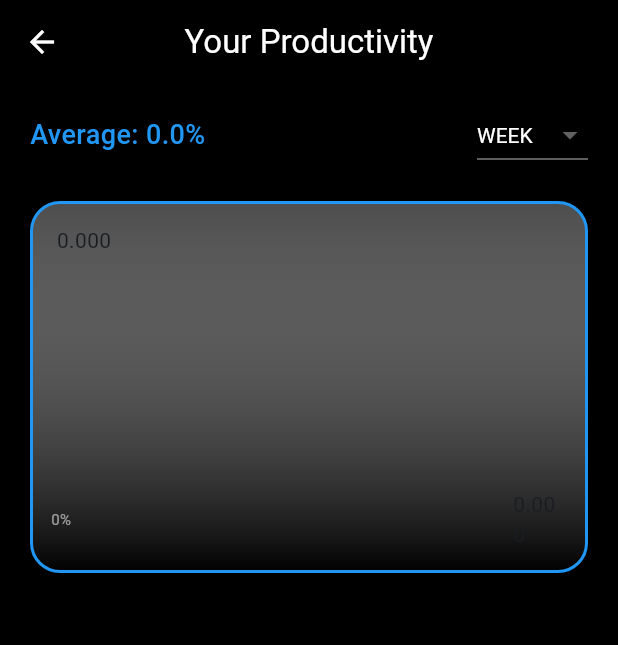
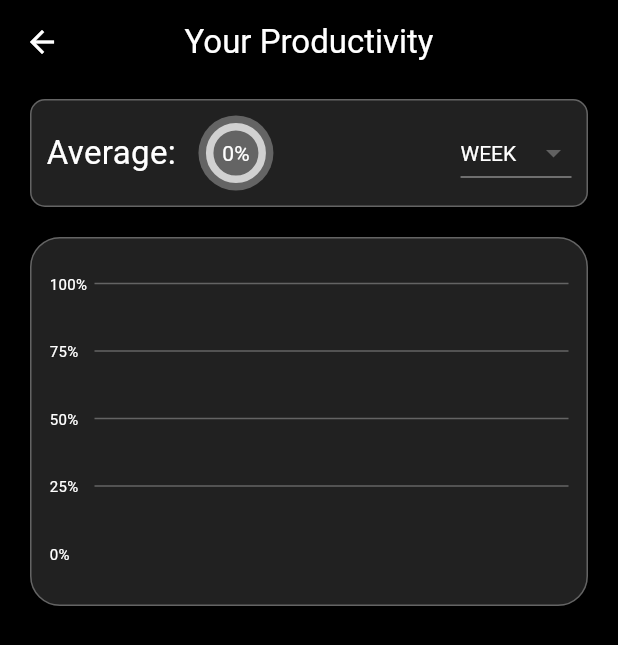
Before and after one commit to romzesick/flutter_firebase_university_app, a Flutter app: the screen it shows once a user with an empty profile is signed in, after a tap on the "bar chart" icon, on a phone screen of 412 x 824 dp. Shown: the top 645 px of the screen. Run offline on Flutter 3.47's test engine with Material 3 defaults, Android fonts, the phone set to English and light mode, and no system bars; drawn by our look-alikes of fl_chart; our stand-ins replace cloud_firestore, firebase_auth, firebase_core, firebase_messaging, flutter_slidable, google_nav_bar and 2 more; accounts and stored records are empty.

Commit message:
Changed style of auth

```diff
--- a/lib/ui/components/my_login_button.dart
+++ b/lib/ui/components/my_login_button.dart
@@ -22,7 +22,7 @@ class MyButton extends StatelessWidget {
         padding: const EdgeInsets.all(25),
         margin: const EdgeInsets.symmetric(horizontal: 25),
         decoration: BoxDecoration(
-          color: Colors.grey[900],
+          color: Colors.green,
           borderRadius: BorderRadius.circular(8),
         ),
         child: Center(
--- a/lib/ui/components/my_square_tile.dart
+++ b/lib/ui/components/my_square_tile.dart
@@ -16,8 +16,8 @@ class SquareTile extends StatelessWidget {
     return Container(
       padding: EdgeInsets.all(20),
       decoration: BoxDecoration(
-        color: Colors.grey[200],
-        border: Border.all(color: Colors.white),
+        color: Colors.grey[850],
+        border: Border.all(color: Colors.white30),
         borderRadius: BorderRadius.circular(16),
       ),
       child: Image.asset(imagePath, height: 40),
--- a/lib/ui/components/my_textfield.dart
+++ b/lib/ui/components/my_textfield.dart
@@ -31,19 +31,21 @@ class MyTextField extends StatelessWidget {
         onChanged: onChanged,
         controller: controller,
         obscureText: obscureText,
+        cursorColor: Colors.white,
+        style: TextStyle(color: Colors.white),
         decoration: InputDecoration(
           // Obramowanie nieaktywne
           enabledBorder: const OutlineInputBorder(
-            borderSide: BorderSide(color: Colors.white),
+            borderSide: BorderSide(color: Colors.white30),
           ),
 
           // Obramowanie aktywne (gdy pole jest zaznaczone)
           focusedBorder: OutlineInputBorder(
-            borderSide: BorderSide(color: Colors.grey.shade400),
+            borderSide: BorderSide(color: Colors.white30),
           ),
 
           // Tło pola
-          fillColor: Colors.grey.shade200,
+          fillColor: Colors.grey[900],
           filled: true,
 
           // Tekst podpowiedzi
--- a/lib/ui/widgets/auth_widgets/forgot_password_page.dart
+++ b/lib/ui/widgets/auth_widgets/forgot_password_page.dart
@@ -21,17 +21,18 @@ class ForgotPasswordPage extends StatelessWidget {
       children: [
         Scaffold(
           appBar: AppBar(
+            foregroundColor: Colors.white,
             title: Text('Reset Password'),
             backgroundColor: Colors.transparent,
           ),
-          backgroundColor: Colors.grey[300],
+          backgroundColor: Colors.black,
           body: SafeArea(
             child: Center(
               child: Column(
                 mainAxisAlignment: MainAxisAlignment.center,
                 children: [
                   // Ikona wiadomości e-mail
-                  Icon(Icons.email, size: 100, color: Colors.grey[900]),
+                  Icon(Icons.email, size: 100, color: Colors.green),
                   const SizedBox(height: 50),
 
                   // Instrukcja dla użytkownika
@@ -39,7 +40,7 @@ class ForgotPasswordPage extends StatelessWidget {
                     padding: const EdgeInsets.symmetric(horizontal: 25.0),
                     child: Text(
                       'Write your email and we will send you a password reset link',
-                      style: TextStyle(fontSize: 20),
+                      style: TextStyle(fontSize: 20, color: Colors.white),
                       textAlign: TextAlign.center,
                     ),
                   ),
@@ -114,7 +115,7 @@ class _ResetButton extends StatelessWidget {
         child: Container(
           padding: EdgeInsets.all(20),
           decoration: BoxDecoration(
-            color: Colors.grey[900],
+            color: Colors.green,
             borderRadius: BorderRadius.circular(8),
           ),
           child: Center(
--- a/lib/ui/widgets/auth_widgets/login_page.dart
+++ b/lib/ui/widgets/auth_widgets/login_page.dart
@@ -26,7 +26,7 @@ class LoginPage extends StatelessWidget {
     return Stack(
       children: [
         Scaffold(
-          backgroundColor: Colors.grey[300],
+          backgroundColor: Colors.black,
           body: SafeArea(
             child: Center(
               child: SingleChildScrollView(
@@ -36,13 +36,13 @@ class LoginPage extends StatelessWidget {
                     const SizedBox(height: 50),
 
                     // Ikona logowania
-                    Icon(Icons.login, size: 100, color: Colors.grey[900]),
+                    Icon(Icons.login, size: 100, color: Colors.green),
                     const SizedBox(height: 50),
 
                     // Powitanie użytkownika
                     Text(
                       'Welcome back you\'ve been missed!',
-                      style: TextStyle(color: Colors.grey[700], fontSize: 16),
+                      style: TextStyle(color: Colors.white, fontSize: 16),
                     ),
                     const SizedBox(height: 25),
 
@@ -126,7 +126,7 @@ class _ForgotPasswordButton extends StatelessWidget {
           alignment: Alignment.centerRight,
           child: Text(
             'Forgot Password?',
-            style: TextStyle(color: Colors.grey[950]),
+            style: TextStyle(color: Colors.white),
           ),
         ),
       ),
@@ -143,7 +143,7 @@ class LoginButton extends StatelessWidget {
     final isLoading = context.select((LoginViewModel model) => model.isLoading);
 
     if (isLoading) {
-      return const CircularProgressIndicator();
+      return const CircularProgressIndicator(color: Colors.white);
     }
     return MyButton(
       signInUp: 'Sign In',
@@ -164,17 +164,17 @@ class _RegisterNow extends StatelessWidget {
       padding: const EdgeInsets.symmetric(horizontal: 25),
       child: Row(
         children: [
-          const Text('Don\'t have an account?'),
+          const Text(
+            'Don\'t have an account?',
+            style: TextStyle(color: Colors.white),
+          ),
           TextButton(
             onPressed:
                 () => Navigator.push(
                   context,
                   MaterialPageRoute(builder: (_) => SignupPage.create()),
                 ),
-            child: Text(
-              'Register Now',
-              style: TextStyle(color: Colors.grey[900]),
-            ),
+            child: Text('Register Now', style: TextStyle(color: Colors.white)),
           ),
         ],
       ),
@@ -188,15 +188,15 @@ class _OrContinueDivider extends StatelessWidget {
   Widget build(BuildContext context) {
     return Row(
       children: [
-        const Expanded(child: Divider(thickness: 0.5)),
+        const Expanded(child: Divider(thickness: 0.5, color: Colors.white)),
         Padding(
           padding: const EdgeInsets.symmetric(horizontal: 10.0),
           child: Text(
             'Or continue with',
-            style: TextStyle(color: Colors.grey[700]),
+            style: TextStyle(color: Colors.white),
           ),
         ),
-        const Expanded(child: Divider(thickness: 0.5)),
+        const Expanded(child: Divider(thickness: 0.5, color: Colors.white)),
       ],
     );
   }
--- a/lib/ui/widgets/auth_widgets/signup_page.dart
+++ b/lib/ui/widgets/auth_widgets/signup_page.dart
@@ -22,7 +22,7 @@ class SignupPage extends StatelessWidget {
     return Stack(
       children: [
         Scaffold(
-          backgroundColor: Colors.grey[300],
+          backgroundColor: Colors.black,
           body: SafeArea(
             child: Center(
               child: SingleChildScrollView(
@@ -32,11 +32,11 @@ class SignupPage extends StatelessWidget {
                     const SizedBox(height: 50),
 
                     // Ikona i nagłówek
-                    Icon(Icons.lock, size: 100, color: Colors.grey[900]),
+                    Icon(Icons.lock, size: 100, color: Colors.green),
                     const SizedBox(height: 50),
                     Text(
                       'Create your account!',
-                      style: TextStyle(color: Colors.grey[700], fontSize: 16),
+                      style: TextStyle(color: Colors.white, fontSize: 16),
                     ),
                     const SizedBox(height: 25),
 
@@ -182,13 +182,13 @@ class _LoginInstead extends StatelessWidget {
       child: Row(
         mainAxisAlignment: MainAxisAlignment.center,
         children: [
-          const Text('Already have an account?'),
+          const Text(
+            'Already have an account?',
+            style: TextStyle(color: Colors.white),
+          ),
           TextButton(
             onPressed: () => Navigator.pop(context),
-            child: Text(
-              'Log in now',
-              style: TextStyle(color: Colors.grey[900]),
-            ),
+            child: Text('Log in now', style: TextStyle(color: Colors.white)),
           ),
         ],
       ),
--- a/lib/ui/widgets/main_screen_widgets/main_screen_pages_widget/day_tasks_page/add_note_page.dart
+++ b/lib/ui/widgets/main_screen_widgets/main_screen_pages_widget/day_tasks_page/add_note_page.dart
@@ -105,6 +105,7 @@ class _AddNotePageState extends State<AddNotePage>
                     maxLines: null,
                     keyboardType: TextInputType.multiline,
                     style: const TextStyle(color: Colors.white, fontSize: 18),
+                    cursorColor: Colors.white,
                     decoration: InputDecoration(
                       hintText: 'Write your note...',
                       hintStyle: const TextStyle(color: Colors.white60),
--- a/lib/ui/widgets/main_screen_widgets/main_screen_pages_widget/day_tasks_page/add_task_page.dart
+++ b/lib/ui/widgets/main_screen_widgets/main_screen_pages_widget/day_tasks_page/add_task_page.dart
@@ -66,6 +66,7 @@ class _AddTaskPageState extends State<AddTaskPage> {
                     controller: _controller,
                     focusNode: _focusNode,
                     onChanged: model.changeText,
+                    cursorColor: Colors.white,
                     style: const TextStyle(color: Colors.white),
                     maxLines: 3,
                     decoration: InputDecoration(
--- a/lib/ui/widgets/main_screen_widgets/main_screen_pages_widget/day_tasks_page/day_tasks_page.dart
+++ b/lib/ui/widgets/main_screen_widgets/main_screen_pages_widget/day_tasks_page/day_tasks_page.dart
@@ -2,7 +2,7 @@ import 'package:firebase_flutter_app/domain/models/task_model.dart';
 import 'package:firebase_flutter_app/ui/components/radial_progress_bar/progres_bar.dart';
 import 'package:firebase_flutter_app/ui/widgets/main_screen_widgets/main_screen_pages_widget/day_tasks_page/add_note_page.dart';
 import 'package:firebase_flutter_app/ui/widgets/main_screen_widgets/main_screen_pages_widget/day_tasks_page/add_task_page.dart';
-import 'package:firebase_flutter_app/ui/widgets/main_screen_widgets/main_screen_pages_widget/profile_page/statistics_page/statistics_page.dart';
+import 'package:firebase_flutter_app/ui/widgets/main_screen_widgets/main_screen_pages_widget/day_tasks_page/statistics_page/statistics_page.dart';
 import 'package:firebase_flutter_app/view_models/tasks_view_models/add_tasks_view_model.dart';
 import 'package:firebase_flutter_app/view_models/tasks_view_models/task_view_model.dart';
 import 'package:flutter/material.dart';
--- a/lib/ui/widgets/main_screen_widgets/main_screen_pages_widget/profile_page/statistics_page/statistics_page.dart
+++ b/lib/ui/widgets/main_screen_widgets/main_screen_pages_widget/day_tasks_page/statistics_page/statistics_page.dart
@@ -1,3 +1,4 @@
+import 'package:firebase_flutter_app/ui/components/radial_progress_bar/progres_bar.dart';
 import 'package:fl_chart/fl_chart.dart';
 import 'package:flutter/material.dart';
 import 'package:provider/provider.dart';
@@ -46,17 +47,47 @@ class ProductivityStatsPage extends StatelessWidget {
                   crossAxisAlignment: CrossAxisAlignment.start,
                   children: [
                     // Pasek z średnią i filtrem czasowym
-                    Row(
-                      mainAxisAlignment: MainAxisAlignment.spaceBetween,
+                    Container(
+                      decoration: BoxDecoration(
+                        color: Colors.grey[900],
+                        borderRadius: BorderRadius.circular(10),
+                        border: Border.all(color: Colors.white30, width: 1),
+                      ),
+                      child: Padding(
+                        padding: const EdgeInsets.all(10),
+                        child: Row(
+                          children: [
+                            Expanded(
+                              child: Row(
                                 children: [
                                   Text(
-                          'Average: ${(model.averageProductivity * 100).toStringAsFixed(1)}%',
-                          style: const TextStyle(
-                            fontSize: 18,
-                            color: Colors.blue,
-                            fontWeight: FontWeight.w500,
+                                    'Average:',
+                                    style: TextStyle(
+                                      color: Colors.white,
+                                      fontSize: 22,
                                     ),
                                   ),
+                                  SizedBox(width: 15),
+                                  SizedBox(
+                                    width: 50,
+                                    height: 50,
+                                    child: RadialPercentWidget(
+                                      percent: model.averageProductivity,
+                                      fillColor: Colors.white30,
+                                      freeColor: Colors.white70,
+                                      lineWidth: 5,
+                                      child: Text(
+                                        '${(model.averageProductivity * 100).toInt()}%',
+                                        style: const TextStyle(
+                                          color: Colors.white,
+                                        ),
+                                      ),
+                                    ),
+                                  ),
+                                ],
+                              ),
+                            ),
+
                             DropdownButton<StatsFilter>(
                               dropdownColor: Colors.grey[900],
                               value: model.filter,
@@ -72,18 +103,16 @@ class ProductivityStatsPage extends StatelessWidget {
                             ),
                           ],
                         ),
+                      ),
+                    ),
                     const SizedBox(height: 20),
 
                     // Wykres produktywności
                     Container(
                       decoration: BoxDecoration(
-                        gradient: const LinearGradient(
-                          colors: [Colors.white30, Colors.black],
-                          begin: Alignment.topCenter,
-                          end: Alignment.bottomCenter,
-                        ),
+                        color: Colors.grey[900],
                         borderRadius: BorderRadius.circular(20),
-                        border: Border.all(color: Colors.blue, width: 2),
+                        border: Border.all(color: Colors.white30, width: 1),
                       ),
                       padding: const EdgeInsets.all(12),
                       child: SizedBox(height: 220, child: _buildChart(model)),
@@ -103,14 +132,18 @@ class ProductivityStatsPage extends StatelessWidget {
     final reversed = model.filteredDays.reversed.toList();
     return LineChart(
       LineChartData(
+        maxY: 1.1, // Чуть выше 100%
+        minY: 0.0,
         gridData: FlGridData(
           show: true,
           drawVerticalLine: false,
           horizontalInterval: 0.25,
           getDrawingHorizontalLine:
-              (value) => FlLine(color: Colors.white24, strokeWidth: 1),
+              (value) => FlLine(color: Colors.white30, strokeWidth: 1),
         ),
         titlesData: FlTitlesData(
+          topTitles: AxisTitles(sideTitles: SideTitles(showTitles: false)),
+          rightTitles: AxisTitles(sideTitles: SideTitles(showTitles: false)),
           bottomTitles: AxisTitles(
             sideTitles: SideTitles(
               showTitles: true,
@@ -118,9 +151,18 @@ class ProductivityStatsPage extends StatelessWidget {
                 int index = value.toInt();
                 if (index < reversed.length) {
                   final date = reversed[index].date;
-                  return Text(
+                  return SizedBox(
+                    width: 30, // ограничиваем ширину
+                    child: FittedBox(
+                      fit: BoxFit.scaleDown,
+                      child: Text(
                         '${date.month}/${date.day}',
-                    style: const TextStyle(color: Colors.white54, fontSize: 10),
+                        style: const TextStyle(
+                          color: Colors.white,
+                          fontSize: 10,
+                        ),
+                      ),
+                    ),
                   );
                 }
                 return const SizedBox.shrink();
@@ -131,11 +173,16 @@ class ProductivityStatsPage extends StatelessWidget {
             sideTitles: SideTitles(
               showTitles: true,
               interval: 0.25,
-              getTitlesWidget:
-                  (value, _) => Text(
+              reservedSize: 30,
+              getTitlesWidget: (value, _) {
+                if (value > 1.0) {
+                  return const SizedBox.shrink(); // скрываем >100%
+                }
+                return Text(
                   '${(value * 100).toInt()}%',
-                    style: const TextStyle(color: Colors.white54, fontSize: 10),
-                  ),
+                  style: const TextStyle(color: Colors.white, fontSize: 10),
+                );
+              },
             ),
           ),
         ),
@@ -152,10 +199,10 @@ class ProductivityStatsPage extends StatelessWidget {
                     )
                     .toList(),
             isCurved: true,
-            color: Colors.blue,
+            color: Colors.green,
             belowBarData: BarAreaData(
               show: true,
-              color: Colors.blue.withOpacity(0.2),
+              color: Colors.green.withOpacity(0.2),
             ),
             dotData: FlDotData(show: true),
             barWidth: 3,
@@ -177,6 +224,7 @@ class ProductivityStatsPage extends StatelessWidget {
             decoration: BoxDecoration(
               color: Colors.grey[900],
               borderRadius: BorderRadius.circular(10),
+              border: Border.all(color: Colors.white30, width: 1),
             ),
             child: ListTile(
               title: Text(
@@ -185,7 +233,7 @@ class ProductivityStatsPage extends StatelessWidget {
               ),
               trailing: Text(
                 '${(day.progress * 100).toStringAsFixed(1)}%',
-                style: const TextStyle(color: Colors.blue),
+                style: const TextStyle(color: Colors.green),
               ),
             ),
           ),
--- a/lib/ui/widgets/main_screen_widgets/main_screen_pages_widget/global_goals_page/add_goal_page.dart
+++ b/lib/ui/widgets/main_screen_widgets/main_screen_pages_widget/global_goals_page/add_goal_page.dart
@@ -120,6 +120,7 @@ class _CreateGoalPageState extends State<CreateGoalPage> {
               child: TextField(
                 controller: _controller,
                 style: const TextStyle(color: Colors.white),
+                cursorColor: Colors.white,
                 decoration: InputDecoration(
                   hintText: 'Example, "Finish the app"',
                   hintStyle: TextStyle(color: Colors.white60),
--- a/lib/ui/widgets/main_screen_widgets/main_screen_pages_widget/global_goals_page/add_steps_for_goals_page.dart
+++ b/lib/ui/widgets/main_screen_widgets/main_screen_pages_widget/global_goals_page/add_steps_for_goals_page.dart
@@ -119,6 +119,7 @@ class _CreateGoalStepsPageState extends State<CreateGoalStepsPage> {
                       child: TextField(
                         controller: _controller,
                         style: const TextStyle(color: Colors.white),
+                        cursorColor: Colors.white,
                         decoration: InputDecoration(
                           hintText: 'Example, "Fix bugs with adding steps"',
                           hintStyle: const TextStyle(color: Colors.white60),
--- a/lib/ui/widgets/main_screen_widgets/main_screen_pages_widget/global_goals_page/edit_goal_page.dart
+++ b/lib/ui/widgets/main_screen_widgets/main_screen_pages_widget/global_goals_page/edit_goal_page.dart
@@ -105,6 +105,7 @@ class _EditGoalPageState extends State<EditGoalPage> {
                     child: TextField(
                       controller: _titleController,
                       style: const TextStyle(color: Colors.white),
+                      cursorColor: Colors.white,
                       decoration: InputDecoration(
                         hintText: 'Edit goal title...',
                         hintStyle: const TextStyle(color: Colors.white60),
@@ -145,6 +146,7 @@ class _EditGoalPageState extends State<EditGoalPage> {
                     child: TextField(
                       controller: _stepController,
                       style: const TextStyle(color: Colors.white),
+                      cursorColor: Colors.white,
                       decoration: InputDecoration(
                         hintText: 'Add or edit step...',
                         hintStyle: const TextStyle(color: Colors.white60),
--- a/lib/ui/widgets/main_screen_widgets/main_screen_pages_widget/profile_page/settings_page/settings_page.dart
+++ b/lib/ui/widgets/main_screen_widgets/main_screen_pages_widget/profile_page/settings_page/settings_page.dart
@@ -41,6 +41,7 @@ class _SettingsPageWidgetState extends State<SettingsPageWidget> {
 
   // Flaga do przechowywania stanu powiadomień
   bool _notificationsEnabled = true;
+  bool _darkModeOn = false;
 
   // Włączenie lub wyłączenie powiadomień push
   Future<void> _toggleNotifications(bool value) async {
@@ -85,6 +86,15 @@ class _SettingsPageWidgetState extends State<SettingsPageWidget> {
       body: SingleChildScrollView(
         child: Column(
           children: [
+            SettingsItemsWidget(
+              function: () {},
+              widget: Switch(
+                activeColor: Colors.grey,
+                value: _darkModeOn,
+                onChanged: (value) {},
+              ),
+              text: _darkModeOn == true ? 'Dark Mode' : 'Light Mode',
+            ),
             // Przełącznik powiadomień
             SettingsItemsWidget(
               function: () {},
```
Lines whose indentation alone changed are shown as unchanged.
